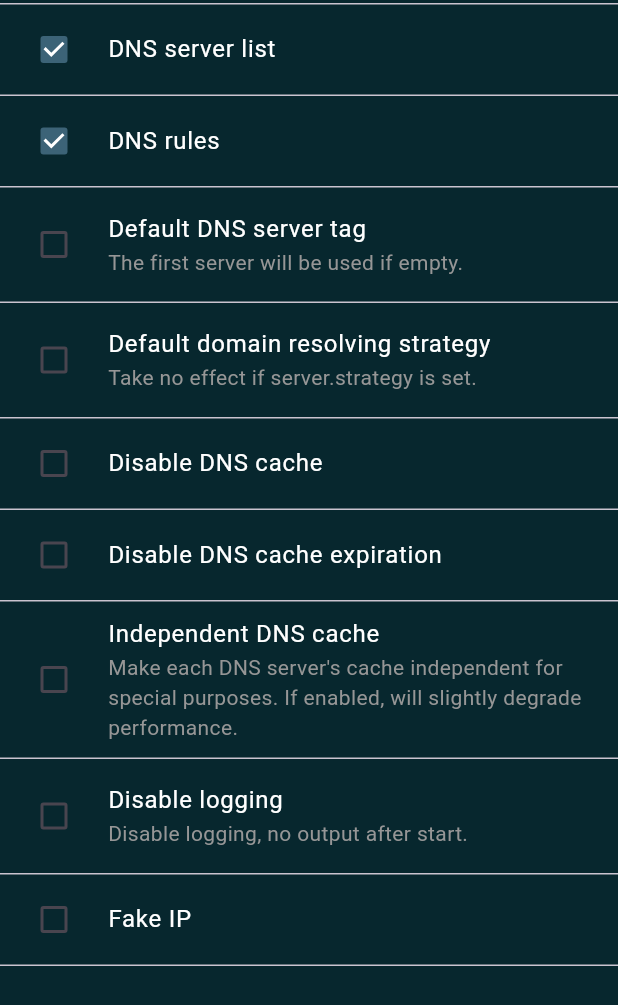
After one commit to LucisUrbe/easy_configurator, a Flutter app: the DNSTabWidget screen opened directly, on a phone screen of 412 x 824 dp. The commit adds this screen. Shown: the top 1005 px of the screen. Run offline on Flutter 3.47's test engine with Material 3 defaults, Android fonts, the phone set to English and light mode, and no system bars; our stand-ins replace sidebarx; generated files the repository leaves out were written again.

Commit message:
feat: DNS tab

```diff
--- a/lib/src/localization/app_en.arb
+++ b/lib/src/localization/app_en.arb
@@ -70,5 +70,19 @@
   "caDefaultModeHintText": "Enter a mode string like: Rule",
   "v2RayAPI": "V2Ray API",
   "v2RayAPISubtitle": "V2Ray API is not included by default. See documentation.",
+  "dnsServers": "DNS server list",
+  "dnsRules": "DNS rules",
+  "dnsFinal": "Default DNS server tag",
+  "dnsFinalSubtitle": "The first server will be used if empty.",
+  "dnsFinalHintText": "Enter a DNS tag",
+  "dnsStrategy": "Default domain resolving strategy",
+  "dnsStrategySubtitle": "Take no effect if server.strategy is set.",
+  "dnsDisableCache": "Disable DNS cache",
+  "dnsDisableExpire": "Disable DNS cache expiration",
+  "dnsIndependentCache": "Independent DNS cache",
+  "dnsIndependentCacheSubtitle": "Make each DNS server's cache independent for special purposes. If enabled, will slightly degrade performance.",
+  "dnsReverseMapping": "Enable reverse mapping",
+  "dnsReverseMappingSubtitle": "Stores a reverse mapping of IP addresses after responding to a DNS query in order to provide domain names when routing. Problematic in macOS.",
+  "dnsFakeIP": "Fake IP",
   "dialFields": "Dial Fields"
 }
--- a/lib/src/screens.dart
+++ b/lib/src/screens.dart
@@ -4,6 +4,7 @@ import 'package:sidebarx/sidebarx.dart';
 import 'colors.dart';
 import 'sidebar.dart';
 import 'tabs/tab_log.dart';
+import 'tabs/tab_dns.dart';
 import 'tabs/tab_ntp.dart';
 import 'tabs/tab_experimental.dart';
 
@@ -25,6 +26,8 @@ class ScreensWidget extends StatelessWidget {
         switch (controller.selectedIndex) {
           case 1:
             return const LogTabWidget();
+          case 2:
+            return const DNSTabWidget();
           case 3:
             return const NTPTabWidget();
           case 7:
--- a/lib/src/store.dart
+++ b/lib/src/store.dart
@@ -67,11 +67,11 @@ class CFCheckedStore {
 
 class CFConfigStore {
   static bool enabled = true;
-  static String path = "cache.db";
-  static String cacheID = "";
+  static String path = 'cache.db';
+  static String cacheID = '';
   static bool storeFakeIP = false;
   static bool storeRDRC = false;
-  static String rdrcTimeout = "7d";
+  static String rdrcTimeout = '7d';
 }
 
 class CFSelectionStore {
@@ -93,11 +93,70 @@ class CACheckedStore {
 }
 
 class CAConfigStore {
-  static String externalController = "127.0.0.1:9090";
-  static String externalUI = "";
+  static String externalController = '127.0.0.1:9090';
+  static String externalUI = '';
   static String externalUIDownloadURL =
-      "https://github.com/MetaCubeX/Yacd-meta/archive/gh-pages.zip";
-  static String externalUIDownloadDetour = "";
-  static String secret = "";
-  static String defaultMode = "Rule";
+      'https://github.com/MetaCubeX/Yacd-meta/archive/gh-pages.zip';
+  static String externalUIDownloadDetour = '';
+  static String secret = '';
+  static String defaultMode = 'Rule';
 }
+
+class DNSCheckedStore {
+  static bool servers = true;
+  static bool rules = true;
+  static bool finalTag = false;
+  static bool strategy = false;
+  static bool disableCache = false;
+  static bool disableExpire = false;
+  static bool independentCache = false;
+  static bool reverseMapping = false;
+  static bool fakeIP = false;
+}
+
+class DNSConfigStore {
+  static String finalTag = '';
+  static String strategyDropdownValue = 'ipv4_only';
+  static bool disableCache = false;
+  static bool disableExpire = false;
+  static bool independentCache = false;
+  static bool reverseMapping = false;
+}
+
+class DNSSelectionStore {
+  static List<String> strategyList = <String>[
+    'prefer_ipv4',
+    'prefer_ipv6',
+    'ipv4_only',
+    'ipv6_only'
+  ];
+  static List<String> disableCacheList = <String>['false', 'true'];
+  static String disableCacheDropdownValue = 'false';
+  static List<String> disableExpireList = <String>['false', 'true'];
+  static String disableExpireDropdownValue = 'false';
+  static List<String> independentList = <String>['false', 'true'];
+  static String independentDropdownValue = 'false';
+  static List<String> revMapList = <String>['false', 'true'];
+  static String revMapDropdownValue = 'false';
+}
+
+class DNSServerStore {
+  String tag = '';
+  String address = '';
+  String addressResolver = '';
+  String addressStrategy = '';
+  String strategy = '';
+  String detour = '';
+}
+
+class DNSRuleStore {
+  String ruleJsonStub = '';
+}
+
+class DNSServersStore {
+  static List<DNSServerStore> servers = [];
+}
+
+class DNSRulesStore {
+  static List<DNSRuleStore> rules = [];
+}
--- /dev/null
+++ b/lib/src/tabs/tab_dns.dart
@@ -0,0 +1,428 @@
+import 'package:flutter_gen/gen_l10n/app_localizations.dart';
+import 'package:flutter/material.dart';
+
+import '../colors.dart';
+import '../store.dart';
+
+class DNSTabWidget extends StatefulWidget {
+  const DNSTabWidget({super.key});
+
+  @override
+  State<DNSTabWidget> createState() => _DNSTabWidgetState();
+}
+
+class _DNSTabWidgetState extends State<DNSTabWidget> {
+  @override
+  Widget build(BuildContext context) {
+    const dividerHeight = 5.0;
+    return Scaffold(
+      // appBar: AppBar(title: const Text('Log')),
+      body: SingleChildScrollView(
+        child: Column(
+          children: <Widget>[
+            const Divider(height: dividerHeight),
+            CheckboxListTile(
+              hoverColor: gray,
+              activeColor: actionColor,
+              controlAffinity: ListTileControlAffinity.leading,
+              value: DNSCheckedStore.servers,
+              onChanged: (bool? value) {
+                setState(() {
+                  DNSCheckedStore.servers = value!;
+                });
+              },
+              title: Text(
+                AppLocalizations.of(context)!.dnsServers,
+                style: const TextStyle(color: white),
+              ),
+            ),
+            const Divider(height: dividerHeight),
+            CheckboxListTile(
+              hoverColor: gray,
+              activeColor: actionColor,
+              controlAffinity: ListTileControlAffinity.leading,
+              value: DNSCheckedStore.rules,
+              onChanged: (bool? value) {
+                setState(() {
+                  DNSCheckedStore.rules = value!;
+                });
+              },
+              title: Text(
+                AppLocalizations.of(context)!.dnsRules,
+                style: const TextStyle(color: white),
+              ),
+            ),
+            const Divider(height: dividerHeight),
+            CheckboxListTile(
+              hoverColor: gray,
+              activeColor: actionColor,
+              controlAffinity: ListTileControlAffinity.leading,
+              value: DNSCheckedStore.finalTag,
+              onChanged: (bool? value) {
+                setState(() {
+                  DNSCheckedStore.finalTag = value!;
+                });
+              },
+              title: Text(
+                AppLocalizations.of(context)!.dnsFinal,
+                style: const TextStyle(color: white),
+              ),
+              subtitle: Text(
+                AppLocalizations.of(context)!.dnsFinalSubtitle,
+                style: const TextStyle(color: gray),
+              ),
+            ),
+            DNSCheckedStore.finalTag
+                ? Row(
+                    children: [
+                      const VerticalDivider(
+                        width: 20.0,
+                      ),
+                      Expanded(
+                        child: TextFormField(
+                          initialValue: DNSConfigStore.finalTag,
+                          cursorColor: gray,
+                          style: const TextStyle(color: white),
+                          decoration: InputDecoration(
+                            border: const OutlineInputBorder(),
+                            focusedBorder: const OutlineInputBorder(
+                              borderSide: BorderSide(color: white),
+                            ),
+                            hintText:
+                                AppLocalizations.of(context)!.dnsFinalHintText,
+                            hintStyle: const TextStyle(color: gray),
+                          ),
+                          onChanged: (inputString) {
+                            setState(() {
+                              DNSConfigStore.finalTag = inputString;
+                            });
+                          },
+                        ),
+                      ),
+                      const VerticalDivider(
+                        width: 20.0,
+                      ),
+                    ],
+                  )
+                : Container(),
+            const Divider(height: dividerHeight),
+            CheckboxListTile(
+              hoverColor: gray,
+              activeColor: actionColor,
+              controlAffinity: ListTileControlAffinity.leading,
+              value: DNSCheckedStore.strategy,
+              onChanged: (bool? value) {
+                setState(() {
+                  DNSCheckedStore.strategy = value!;
+                });
+              },
+              title: Text(
+                AppLocalizations.of(context)!.dnsStrategy,
+                style: const TextStyle(color: white),
+              ),
+              subtitle: Text(
+                AppLocalizations.of(context)!.dnsStrategySubtitle,
+                style: const TextStyle(color: gray),
+              ),
+            ),
+            DNSCheckedStore.strategy
+                ? Row(
+                    children: [
+                      const VerticalDivider(
+                        width: 20.0,
+                      ),
+                      Expanded(
+                        child: DropdownButton(
+                          isExpanded: true,
+                          value: DNSConfigStore.strategyDropdownValue,
+                          items: DNSSelectionStore.strategyList
+                              .map((String value) {
+                            return DropdownMenuItem<String>(
+                              value: value,
+                              child: Text(
+                                value,
+                                style: const TextStyle(color: white),
+                              ),
+                            );
+                          }).toList(),
+                          onChanged: (selectedValue) {
+                            setState(() {
+                              DNSConfigStore.strategyDropdownValue =
+                                  selectedValue!;
+                            });
+                          },
+                        ),
+                      ),
+                      const VerticalDivider(
+                        width: 20.0,
+                      ),
+                    ],
+                  )
+                : Container(),
+            const Divider(height: dividerHeight),
+            CheckboxListTile(
+              hoverColor: gray,
+              activeColor: actionColor,
+              controlAffinity: ListTileControlAffinity.leading,
+              value: DNSCheckedStore.disableCache,
+              onChanged: (bool? value) {
+                setState(() {
+                  DNSCheckedStore.disableCache = value!;
+                });
+              },
+              title: Text(
+                AppLocalizations.of(context)!.dnsDisableCache,
+                style: const TextStyle(color: white),
+              ),
+            ),
+            DNSCheckedStore.disableCache
+                ? Row(
+                    children: [
+                      const VerticalDivider(
+                        width: 20.0,
+                      ),
+                      Expanded(
+                        child: DropdownButton(
+                            isExpanded: true,
+                            value: DNSSelectionStore.disableCacheDropdownValue,
+                            items: DNSSelectionStore.disableCacheList
+                                .map((String value) {
+                              return DropdownMenuItem<String>(
+                                value: value,
+                                child: Text(
+                                  value,
+                                  style: const TextStyle(color: white),
+                                ),
+                              );
+                            }).toList(),
+                            onChanged: (selectedValue) {
+                              if (selectedValue == 'false') {
+                                setState(() {
+                                  DNSConfigStore.disableCache = false;
+                                  DNSSelectionStore.disableCacheDropdownValue =
+                                      selectedValue!;
+                                });
+                              }
+                              if (selectedValue == 'true') {
+                                setState(() {
+                                  DNSConfigStore.disableCache = true;
+                                  DNSSelectionStore.disableCacheDropdownValue =
+                                      selectedValue!;
+                                });
+                              }
+                            }),
+                      ),
+                      const VerticalDivider(
+                        width: 20.0,
+                      ),
+                    ],
+                  )
+                : Container(),
+            const Divider(height: dividerHeight),
+            CheckboxListTile(
+              hoverColor: gray,
+              activeColor: actionColor,
+              controlAffinity: ListTileControlAffinity.leading,
+              value: DNSCheckedStore.disableExpire,
+              onChanged: (bool? value) {
+                setState(() {
+                  DNSCheckedStore.disableExpire = value!;
+                });
+              },
+              title: Text(
+                AppLocalizations.of(context)!.dnsDisableExpire,
+                style: const TextStyle(color: white),
+              ),
+            ),
+            DNSCheckedStore.disableExpire
+                ? Row(
+                    children: [
+                      const VerticalDivider(
+                        width: 20.0,
+                      ),
+                      Expanded(
+                        child: DropdownButton(
+                            isExpanded: true,
+                            value: DNSSelectionStore.disableExpireDropdownValue,
+                            items: DNSSelectionStore.disableExpireList
+                                .map((String value) {
+                              return DropdownMenuItem<String>(
+                                value: value,
+                                child: Text(
+                                  value,
+                                  style: const TextStyle(color: white),
+                                ),
+                              );
+                            }).toList(),
+                            onChanged: (selectedValue) {
+                              if (selectedValue == 'false') {
+                                setState(() {
+                                  DNSConfigStore.disableExpire = false;
+                                  DNSSelectionStore.disableExpireDropdownValue =
+                                      selectedValue!;
+                                });
+                              }
+                              if (selectedValue == 'true') {
+                                setState(() {
+                                  DNSConfigStore.disableExpire = true;
+                                  DNSSelectionStore.disableExpireDropdownValue =
+                                      selectedValue!;
+                                });
+                              }
+                            }),
+                      ),
+                      const VerticalDivider(
+                        width: 20.0,
+                      ),
+                    ],
+                  )
+                : Container(),
+            const Divider(height: dividerHeight),
+            CheckboxListTile(
+              hoverColor: gray,
+              activeColor: actionColor,
+              controlAffinity: ListTileControlAffinity.leading,
+              value: DNSCheckedStore.independentCache,
+              onChanged: (bool? value) {
+                setState(() {
+                  DNSCheckedStore.independentCache = value!;
+                });
+              },
+              title: Text(
+                AppLocalizations.of(context)!.dnsIndependentCache,
+                style: const TextStyle(color: white),
+              ),
+              subtitle: Text(
+                AppLocalizations.of(context)!.dnsIndependentCacheSubtitle,
+                style: const TextStyle(color: gray),
+              ),
+            ),
+            DNSCheckedStore.independentCache
+                ? Row(
+                    children: [
+                      const VerticalDivider(
+                        width: 20.0,
+                      ),
+                      Expanded(
+                        child: DropdownButton(
+                            isExpanded: true,
+                            value: DNSSelectionStore.independentDropdownValue,
+                            items: DNSSelectionStore.independentList
+                                .map((String value) {
+                              return DropdownMenuItem<String>(
+                                value: value,
+                                child: Text(
+                                  value,
+                                  style: const TextStyle(color: white),
+                                ),
+                              );
+                            }).toList(),
+                            onChanged: (selectedValue) {
+                              if (selectedValue == 'false') {
+                                setState(() {
+                                  DNSConfigStore.independentCache = false;
+                                  DNSSelectionStore.independentDropdownValue =
+                                      selectedValue!;
+                                });
+                              }
+                              if (selectedValue == 'true') {
+                                setState(() {
+                                  DNSConfigStore.independentCache = true;
+                                  DNSSelectionStore.independentDropdownValue =
+                                      selectedValue!;
+                                });
+                              }
+                            }),
+                      ),
+                      const VerticalDivider(
+                        width: 20.0,
+                      ),
+                    ],
+                  )
+                : Container(),
+            const Divider(height: dividerHeight),
+            CheckboxListTile(
+              hoverColor: gray,
+              activeColor: actionColor,
+              controlAffinity: ListTileControlAffinity.leading,
+              value: DNSCheckedStore.reverseMapping,
+              onChanged: (bool? value) {
+                setState(() {
+                  DNSCheckedStore.reverseMapping = value!;
+                });
+              },
+              title: Text(
+                AppLocalizations.of(context)!.disableLogging,
+                style: const TextStyle(color: white),
+              ),
+              subtitle: Text(
+                AppLocalizations.of(context)!.disableLoggingSubtitle,
+                style: const TextStyle(color: gray),
+              ),
+            ),
+            DNSCheckedStore.reverseMapping
+                ? Row(
+                    children: [
+                      const VerticalDivider(
+                        width: 20.0,
+                      ),
+                      Expanded(
+                        child: DropdownButton(
+                            isExpanded: true,
+                            value: DNSSelectionStore.revMapDropdownValue,
+                            items: DNSSelectionStore.revMapList
+                                .map((String value) {
+                              return DropdownMenuItem<String>(
+                                value: value,
+                                child: Text(
+                                  value,
+                                  style: const TextStyle(color: white),
+                                ),
+                              );
+                            }).toList(),
+                            onChanged: (selectedValue) {
+                              if (selectedValue == 'false') {
+                                setState(() {
+                                  DNSConfigStore.reverseMapping = false;
+                                  DNSSelectionStore.revMapDropdownValue =
+                                      selectedValue!;
+                                });
+                              }
+                              if (selectedValue == 'true') {
+                                setState(() {
+                                  DNSConfigStore.reverseMapping = true;
+                                  DNSSelectionStore.revMapDropdownValue =
+                                      selectedValue!;
+                                });
+                              }
+                            }),
+                      ),
+                      const VerticalDivider(
+                        width: 20.0,
+                      ),
+                    ],
+                  )
+                : Container(),
+            const Divider(height: dividerHeight),
+            CheckboxListTile(
+              hoverColor: gray,
+              activeColor: actionColor,
+              controlAffinity: ListTileControlAffinity.leading,
+              value: DNSCheckedStore.fakeIP,
+              onChanged: (bool? value) {
+                setState(() {
+                  DNSCheckedStore.fakeIP = value!;
+                });
+              },
+              title: Text(
+                AppLocalizations.of(context)!.dnsFakeIP,
+                style: const TextStyle(color: white),
+              ),
+            ),
+            const Divider(height: dividerHeight),
+          ],
+        ),
+      ),
+    );
+  }
+}
```
